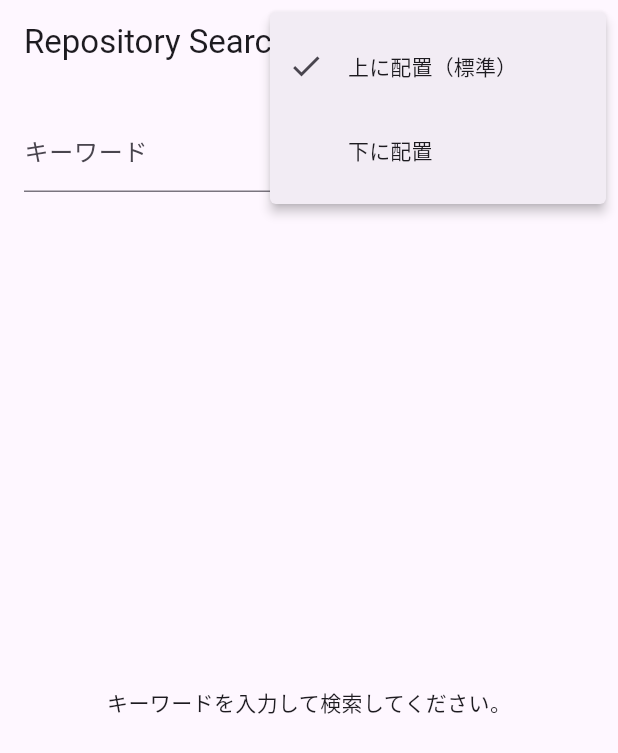
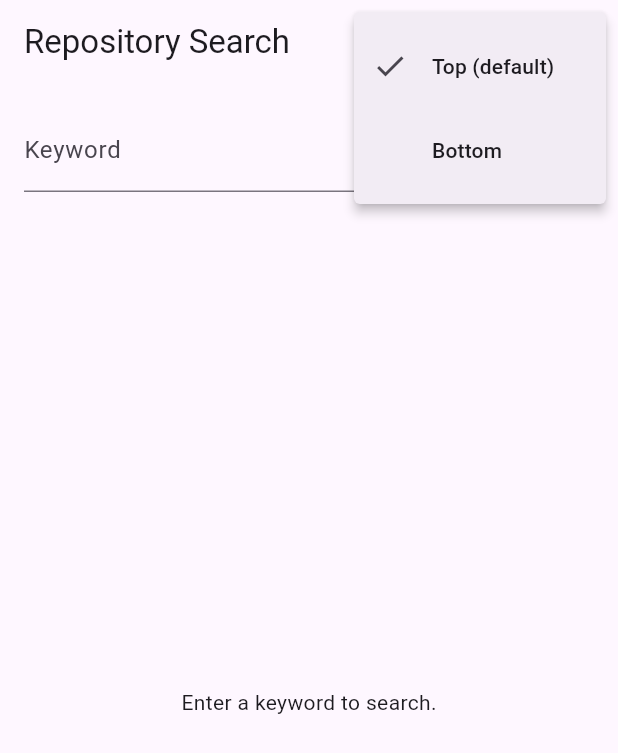
Before and after one commit to snow-naka/yumemi-flutter-codecheck, a Flutter app: the screen it shows after launch, after a tap on the "tune" icon, on a phone screen of 412 x 824 dp. Shown: the top 753 px of the screen. Run offline on Flutter 3.47's test engine with Material 3 defaults, Android fonts, the phone set to English and light mode, and no system bars; our stand-ins replace flutter_riverpod, material_ui, shared_preferences; statements that could not run were skipped.

Commit message:
feat(l10n): localize repository search screen

```diff
--- a/lib/features/search/search_screen.dart
+++ b/lib/features/search/search_screen.dart
@@ -5,6 +5,7 @@ import 'package:material_ui/material_ui.dart';
 import 'package:flutter/foundation.dart' show kDebugMode;
 
 import '../../devtools/api_diagnostics_screen.dart';
+import '../../l10n/app_localizations.dart';
 import '../../models/repository_models.dart';
 import '../detail/repository_detail_provider.dart';
 import '../detail/repository_detail_screen.dart';
@@ -35,10 +36,11 @@ class _SearchScreenState extends ConsumerState<SearchScreen> {
   }
 
   Widget _submittedQueryPreview(String query) {
+    final l10n = AppLocalizations.of(context);
     return Padding(
       padding: const EdgeInsets.symmetric(vertical: 4),
       child: Tooltip(
-        message: '検索語の全文を表示',
+        message: l10n.showFullSearchQuery,
         child: InkWell(
           key: const Key('submitted-query-open'),
           borderRadius: BorderRadius.circular(6),
@@ -46,7 +48,7 @@ class _SearchScreenState extends ConsumerState<SearchScreen> {
           child: Padding(
             padding: const EdgeInsets.symmetric(vertical: 4),
             child: Text(
-              '送信済みの検索語：$query',
+              l10n.submittedQueryLabel(query),
               key: const Key('submitted-query-label'),
               maxLines: 2,
               overflow: TextOverflow.ellipsis,
@@ -64,7 +66,7 @@ class _SearchScreenState extends ConsumerState<SearchScreen> {
       showDialog<void>(
         context: context,
         builder: (dialogContext) => AlertDialog(
-          title: const Text('送信済みの検索語'),
+          title: Text(AppLocalizations.of(dialogContext).submittedQueryTitle),
           scrollable: true,
           content: SelectableText(
             query,
@@ -74,7 +76,7 @@ class _SearchScreenState extends ConsumerState<SearchScreen> {
             TextButton(
               key: const Key('submitted-query-close'),
               onPressed: () => Navigator.of(dialogContext).pop(),
-              child: const Text('閉じる'),
+              child: Text(AppLocalizations.of(dialogContext).close),
             ),
           ],
         ),
@@ -117,8 +119,11 @@ class _SearchScreenState extends ConsumerState<SearchScreen> {
         _panelPosition = previous;
       });
 
-      ScaffoldMessenger.of(context)
-          .showSnackBar(const SnackBar(content: Text('検索欄の配置を保存できませんでした。')));
+      ScaffoldMessenger.of(context).showSnackBar(
+        SnackBar(
+          content: Text(AppLocalizations.of(context).searchPanelSaveFailed),
+        ),
+      );
     } finally {
       if (mounted) {
         setState(() {
@@ -174,6 +179,7 @@ class _SearchScreenState extends ConsumerState<SearchScreen> {
 
   @override
   Widget build(BuildContext context) {
+    final l10n = AppLocalizations.of(context);
     final state = ref.watch(searchControllerProvider);
     final viewedKeys = ref.watch(viewedRepositoryProvider);
     final busy =
@@ -208,11 +214,11 @@ class _SearchScreenState extends ConsumerState<SearchScreen> {
       appBar: compactInput
           ? null
           : AppBar(
-              title: const Text('Repository Search'),
+              title: Text(l10n.appTitle),
               actions: [
                 PopupMenuButton<SearchPanelPosition>(
                   key: const Key('search-layout-menu'),
-                  tooltip: '検索欄の配置',
+                  tooltip: l10n.searchPanelPosition,
                   enabled: !_savingPosition,
                   icon: const Icon(Icons.tune),
                   onSelected: (position) {
@@ -222,19 +228,27 @@ class _SearchScreenState extends ConsumerState<SearchScreen> {
                     CheckedPopupMenuItem<SearchPanelPosition>(
                       value: SearchPanelPosition.top,
                       checked: _panelPosition == SearchPanelPosition.top,
-                      child: Text(sideBySide ? '左に配置（標準）' : '上に配置（標準）'),
+                      child: Text(
+                        sideBySide
+                            ? l10n.searchPanelLeftDefault
+                            : l10n.searchPanelTopDefault,
+                      ),
                     ),
                     CheckedPopupMenuItem<SearchPanelPosition>(
                       value: SearchPanelPosition.bottom,
                       checked: _panelPosition == SearchPanelPosition.bottom,
-                      child: Text(sideBySide ? '右に配置' : '下に配置'),
+                      child: Text(
+                        sideBySide
+                            ? l10n.searchPanelRight
+                            : l10n.searchPanelBottom,
+                      ),
                     ),
                   ],
                 ),
                 if (kDebugMode)
                   IconButton(
                     key: const Key('open-api-diagnostics'),
-                    tooltip: 'API通信インスペクター',
+                    tooltip: l10n.apiDiagnosticsTitle,
                     icon: const Icon(Icons.bug_report_outlined),
                     onPressed: () {
                       Navigator.of(context).push(
@@ -373,16 +387,15 @@ class _SearchScreenState extends ConsumerState<SearchScreen> {
     int displayedCount,
     int initialTotalCount,
   ) {
-    final format = MaterialLocalizations.of(context).formatDecimal;
-
     return Text(
-      '${format(displayedCount)}件表示 / '
-      '初回総件数 ${format(initialTotalCount)}件',
+      AppLocalizations.of(context)
+          .searchResultCount(displayedCount, initialTotalCount),
       key: const Key('search-result-count'),
     );
   }
 
   Widget _searchControls(SearchState state, bool busy) {
+    final l10n = AppLocalizations.of(context);
     return Column(
       crossAxisAlignment: CrossAxisAlignment.stretch,
       children: [
@@ -391,10 +404,10 @@ class _SearchScreenState extends ConsumerState<SearchScreen> {
           child: TextFormField(
             controller: _input,
             decoration: InputDecoration(
-              labelText: 'キーワード',
+              labelText: l10n.keyword,
               suffixIcon: IconButton(
                 key: const Key('search-submit-button'),
-                tooltip: '検索',
+                tooltip: l10n.search,
                 onPressed: busy ? null : _submit,
                 icon: const Icon(Icons.search),
               ),
@@ -402,8 +415,18 @@ class _SearchScreenState extends ConsumerState<SearchScreen> {
             textInputAction: TextInputAction.search,
             onFieldSubmitted: (_) => _submit(),
             validator: (value) => value == null || value.trim().isEmpty
-                ? '検索キーワードを入力してください。'
+                ? 'keywordRequired'
                 : null,
+            errorBuilder: (context, _) {
+              final theme = Theme.of(context);
+
+              return Text(
+                AppLocalizations.of(context).keywordRequired,
+                style: theme.textTheme.bodySmall?.copyWith(
+                  color: theme.colorScheme.error,
+                ),
+              );
+            },
           ),
         ),
       ],
@@ -411,8 +434,9 @@ class _SearchScreenState extends ConsumerState<SearchScreen> {
   }
 
   Widget _content(SearchState state, Set<int> viewedKeys) {
+    final l10n = AppLocalizations.of(context);
     return switch (state) {
-      SearchIdle() => const Center(child: Text('キーワードを入力して検索してください。')),
+      SearchIdle() => Center(child: Text(l10n.searchPrompt)),
 
       SearchLoading() => Center(
         child: Column(
@@ -420,11 +444,11 @@ class _SearchScreenState extends ConsumerState<SearchScreen> {
           children: [
             const CircularProgressIndicator(),
             const SizedBox(height: 12),
-            const Text('検索中…'),
+            Text(l10n.searching),
             TextButton(
               onPressed: () =>
                   ref.read(searchControllerProvider.notifier).cancel(),
-              child: const Text('キャンセル'),
+              child: Text(l10n.cancel),
             ),
           ],
         ),
@@ -440,7 +464,7 @@ class _SearchScreenState extends ConsumerState<SearchScreen> {
               onPressed: () => unawaited(
                 ref.read(searchControllerProvider.notifier).search(query),
               ),
-              child: const Text('再試行'),
+              child: Text(l10n.retry),
             ),
           ],
         ),
@@ -449,16 +473,16 @@ class _SearchScreenState extends ConsumerState<SearchScreen> {
       SearchEmpty(:final totalCount, :final incompleteResults) => Column(
         crossAxisAlignment: CrossAxisAlignment.stretch,
         children: [
-          if (incompleteResults) const Text('検索結果が不完全な可能性があります。'),
-          Text('表示中：0件（総件数：$totalCount件）'),
+          if (incompleteResults) Text(l10n.incompleteResultsWarning),
+          Text(l10n.searchEmptyCount(totalCount)),
           Expanded(
             child: Center(
               child: Text(
                 incompleteResults
-                    ? '表示できる結果がありません。検索結果が不完全な可能性があります。'
+                    ? l10n.searchEmptyIncomplete
                     : totalCount == 0
-                    ? '一致するリポジトリは見つかりませんでした。'
-                    : 'このページには表示できるリポジトリがありません。',
+                    ? l10n.searchNoMatches
+                    : l10n.searchEmptyPage,
               ),
             ),
           ),
@@ -474,7 +498,7 @@ class _SearchScreenState extends ConsumerState<SearchScreen> {
         Column(
           crossAxisAlignment: CrossAxisAlignment.stretch,
           children: [
-            if (incompleteResults) const Text('検索結果が不完全な可能性があります。'),
+            if (incompleteResults) Text(l10n.incompleteResultsWarning),
             _resultCountLabel(context, items.length, totalCount),
             const SizedBox(height: 8),
             Expanded(
@@ -514,7 +538,7 @@ class _SearchScreenState extends ConsumerState<SearchScreen> {
                               Text(repository.name),
                               Text(
                                 '${repository.fullName} / '
-                                '${repository.language ?? '未指定'}',
+                                '${repository.language ?? l10n.languageUnspecified}',
                                 style: theme.textTheme.bodyMedium?.copyWith(
                                   color: theme.colorScheme.onSurfaceVariant,
                                 ),
@@ -527,9 +551,9 @@ class _SearchScreenState extends ConsumerState<SearchScreen> {
 
                     // 閲覧済みの表示は維持する。
                     trailing: viewedKeys.contains(repository.key.id)
-                        ? const Icon(
+                        ? Icon(
                             Icons.check_circle_outline,
-                            semanticLabel: '閲覧済み',
+                            semanticLabel: l10n.viewed,
                           )
                         : null,
                   );
@@ -544,11 +568,14 @@ class _SearchScreenState extends ConsumerState<SearchScreen> {
   String _problemMessage(SearchProblem problem) {
     return switch (problem) {
       ApiSearchProblem(:final failure) => failure.safeMessage,
-      UnexpectedSearchProblem() => '検索処理中に問題が発生しました。',
+      UnexpectedSearchProblem() => AppLocalizations.of(
+        context,
+      ).unexpectedSearchError,
     };
   }
 
   Widget _loadMoreFooter(LoadMoreState loadMore) {
+    final l10n = AppLocalizations.of(context);
     return Padding(
       padding: const EdgeInsets.symmetric(vertical: 16),
       child: switch (loadMore) {
@@ -557,7 +584,7 @@ class _SearchScreenState extends ConsumerState<SearchScreen> {
             onPressed: () => unawaited(
               ref.read(searchControllerProvider.notifier).loadMore(),
             ),
-            child: const Text('もっと読み込む'),
+            child: Text(l10n.loadMore),
           ),
         ),
 
@@ -565,11 +592,11 @@ class _SearchScreenState extends ConsumerState<SearchScreen> {
           mainAxisSize: MainAxisSize.min,
           children: [
             const CircularProgressIndicator(),
-            const Text('追加読み込み中…'),
+            Text(l10n.loadingMore),
             TextButton(
               onPressed: () =>
                   ref.read(searchControllerProvider.notifier).cancel(),
-              child: const Text('キャンセル'),
+              child: Text(l10n.cancel),
             ),
           ],
         ),
@@ -582,15 +609,14 @@ class _SearchScreenState extends ConsumerState<SearchScreen> {
               onPressed: () => unawaited(
                 ref.read(searchControllerProvider.notifier).retryLoadMore(),
               ),
-              child: const Text('追加読み込みを再試行'),
+              child: Text(l10n.retryLoadMore),
             ),
           ],
         ),
         LoadMoreEnd(:final reason) => Center(
           child: Text(switch (reason) {
-            SearchEndReason.githubLimitReached =>
-              'GitHub検索APIの取得上限（1,000件）に達しました。',
-            SearchEndReason.exhausted => 'これ以上の結果はありません。',
+            SearchEndReason.githubLimitReached => l10n.githubSearchLimitReached,
+            SearchEndReason.exhausted => l10n.noMoreResults,
           }),
         ),
       },
--- a/lib/l10n/app_en.arb
+++ b/lib/l10n/app_en.arb
@@ -1,7 +1,82 @@
+
 {
   "@@locale": "en",
+
   "appTitle": "Repository Search",
   "@appTitle": {
     "description": "Application title"
-  }
+  },
+
+  "search": "Search",
+  "cancel": "Cancel",
+  "retry": "Retry",
+  "close": "Close",
+
+  "keyword": "Keyword",
+  "keywordRequired": "Please enter a search keyword.",
+  "searchPrompt": "Enter a keyword to search.",
+  "searching": "Searching…",
+
+  "showFullSearchQuery": "Show the full search query",
+  "submittedQueryTitle": "Submitted search query",
+  "submittedQueryLabel": "Submitted query: {query}",
+  "@submittedQueryLabel": {
+    "description": "The query used for the current search",
+    "placeholders": {
+      "query": {
+        "type": "String"
+      }
+    }
+  },
+
+  "searchPanelPosition": "Search field position",
+  "searchPanelTopDefault": "Top (default)",
+  "searchPanelBottom": "Bottom",
+  "searchPanelLeftDefault": "Left (default)",
+  "searchPanelRight": "Right",
+  "searchPanelSaveFailed": "Could not save the search field position.",
+
+  "apiDiagnosticsTitle": "API Request Inspector",
+
+  "searchResultCount": "Showing {displayedCount} / Initial total: {totalCount}",
+  "@searchResultCount": {
+    "description": "Displayed result count and initial total result count",
+    "placeholders": {
+      "displayedCount": {
+        "type": "int",
+        "format": "decimalPattern"
+      },
+      "totalCount": {
+        "type": "int",
+        "format": "decimalPattern"
+      }
+    }
+  },
+
+  "searchEmptyCount": "Showing: 0 (Total: {totalCount})",
+  "@searchEmptyCount": {
+    "description": "Result count when there are no displayable results",
+    "placeholders": {
+      "totalCount": {
+        "type": "int",
+        "format": "decimalPattern"
+      }
+    }
+  },
+
+  "incompleteResultsWarning": "Search results may be incomplete.",
+  "searchEmptyIncomplete": "No results to display. Search results may be incomplete.",
+  "searchNoMatches": "No matching repositories were found.",
+  "searchEmptyPage": "There are no repositories to display on this page.",
+
+  "languageUnspecified": "Not specified",
+  "viewed": "Viewed",
+
+  "loadMore": "Load more",
+  "loadingMore": "Loading more…",
+  "retryLoadMore": "Retry loading more",
+  "githubSearchLimitReached": "The GitHub Search API retrieval limit (1,000 results) has been reached.",
+  "noMoreResults": "No more results.",
+
+  "unexpectedSearchError": "An unexpected error occurred during the search."
 }
--- a/lib/l10n/app_localizations.dart
+++ b/lib/l10n/app_localizations.dart
@@ -104,6 +104,198 @@ abstract class AppLocalizations {
   /// In en, this message translates to:
   /// **'Repository Search'**
   String get appTitle;
+
+  /// No description provided for @search.
+  ///
+  /// In en, this message translates to:
+  /// **'Search'**
+  String get search;
+
+  /// No description provided for @cancel.
+  ///
+  /// In en, this message translates to:
+  /// **'Cancel'**
+  String get cancel;
+
+  /// No description provided for @retry.
+  ///
+  /// In en, this message translates to:
+  /// **'Retry'**
+  String get retry;
+
+  /// No description provided for @close.
+  ///
+  /// In en, this message translates to:
+  /// **'Close'**
+  String get close;
+
+  /// No description provided for @keyword.
+  ///
+  /// In en, this message translates to:
+  /// **'Keyword'**
+  String get keyword;
+
+  /// No description provided for @keywordRequired.
+  ///
+  /// In en, this message translates to:
+  /// **'Please enter a search keyword.'**
+  String get keywordRequired;
+
+  /// No description provided for @searchPrompt.
+  ///
+  /// In en, this message translates to:
+  /// **'Enter a keyword to search.'**
+  String get searchPrompt;
+
+  /// No description provided for @searching.
+  ///
+  /// In en, this message translates to:
+  /// **'Searching…'**
+  String get searching;
+
+  /// No description provided for @showFullSearchQuery.
+  ///
+  /// In en, this message translates to:
+  /// **'Show the full search query'**
+  String get showFullSearchQuery;
+
+  /// No description provided for @submittedQueryTitle.
+  ///
+  /// In en, this message translates to:
+  /// **'Submitted search query'**
+  String get submittedQueryTitle;
+
+  /// The query used for the current search
+  ///
+  /// In en, this message translates to:
+  /// **'Submitted query: {query}'**
+  String submittedQueryLabel(String query);
+
+  /// No description provided for @searchPanelPosition.
+  ///
+  /// In en, this message translates to:
+  /// **'Search field position'**
+  String get searchPanelPosition;
+
+  /// No description provided for @searchPanelTopDefault.
+  ///
+  /// In en, this message translates to:
+  /// **'Top (default)'**
+  String get searchPanelTopDefault;
+
+  /// No description provided for @searchPanelBottom.
+  ///
+  /// In en, this message translates to:
+  /// **'Bottom'**
+  String get searchPanelBottom;
+
+  /// No description provided for @searchPanelLeftDefault.
+  ///
+  /// In en, this message translates to:
+  /// **'Left (default)'**
+  String get searchPanelLeftDefault;
+
+  /// No description provided for @searchPanelRight.
+  ///
+  /// In en, this message translates to:
+  /// **'Right'**
+  String get searchPanelRight;
+
+  /// No description provided for @searchPanelSaveFailed.
+  ///
+  /// In en, this message translates to:
+  /// **'Could not save the search field position.'**
+  String get searchPanelSaveFailed;
+
+  /// No description provided for @apiDiagnosticsTitle.
+  ///
+  /// In en, this message translates to:
+  /// **'API Request Inspector'**
+  String get apiDiagnosticsTitle;
+
+  /// Displayed result count and initial total result count
+  ///
+  /// In en, this message translates to:
+  /// **'Showing {displayedCount} / Initial total: {totalCount}'**
+  String searchResultCount(int displayedCount, int totalCount);
+
+  /// Result count when there are no displayable results
+  ///
+  /// In en, this message translates to:
+  /// **'Showing: 0 (Total: {totalCount})'**
+  String searchEmptyCount(int totalCount);
+
+  /// No description provided for @incompleteResultsWarning.
+  ///
+  /// In en, this message translates to:
+  /// **'Search results may be incomplete.'**
+  String get incompleteResultsWarning;
+
+  /// No description provided for @searchEmptyIncomplete.
+  ///
+  /// In en, this message translates to:
+  /// **'No results to display. Search results may be incomplete.'**
+  String get searchEmptyIncomplete;
+
+  /// No description provided for @searchNoMatches.
+  ///
+  /// In en, this message translates to:
+  /// **'No matching repositories were found.'**
+  String get searchNoMatches;
+
+  /// No description provided for @searchEmptyPage.
+  ///
+  /// In en, this message translates to:
+  /// **'There are no repositories to display on this page.'**
+  String get searchEmptyPage;
+
+  /// No description provided for @languageUnspecified.
+  ///
+  /// In en, this message translates to:
+  /// **'Not specified'**
+  String get languageUnspecified;
+
+  /// No description provided for @viewed.
+  ///
+  /// In en, this message translates to:
+  /// **'Viewed'**
+  String get viewed;
+
+  /// No description provided for @loadMore.
+  ///
+  /// In en, this message translates to:
+  /// **'Load more'**
+  String get loadMore;
+
+  /// No description provided for @loadingMore.
+  ///
+  /// In en, this message translates to:
+  /// **'Loading more…'**
+  String get loadingMore;
+
+  /// No description provided for @retryLoadMore.
+  ///
+  /// In en, this message translates to:
+  /// **'Retry loading more'**
+  String get retryLoadMore;
+
+  /// No description provided for @githubSearchLimitReached.
+  ///
+  /// In en, this message translates to:
+  /// **'The GitHub Search API retrieval limit (1,000 results) has been reached.'**
+  String get githubSearchLimitReached;
+
+  /// No description provided for @noMoreResults.
+  ///
+  /// In en, this message translates to:
+  /// **'No more results.'**
+  String get noMoreResults;
+
+  /// No description provided for @unexpectedSearchError.
+  ///
+  /// In en, this message translates to:
+  /// **'An unexpected error occurred during the search.'**
+  String get unexpectedSearchError;
 }
 
 class _AppLocalizationsDelegate
```
Also changed, not shown: lib/l10n/app_ja.arb (+45 -1 lines), lib/l10n/app_localizations_en.dart (+120 -0 lines), lib/l10n/app_localizations_ja.dart (+115 -0 lines), 4 other files.
